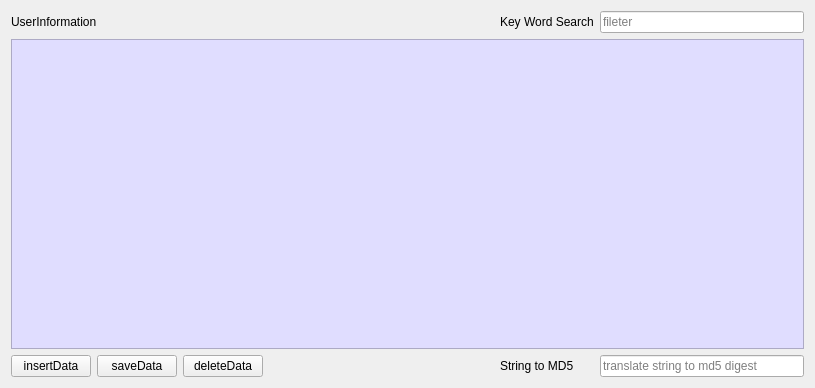
The window that sqldialog.ui (ChepenSmilelife/fse-server) describes before a commit, drawn with Qt 5.
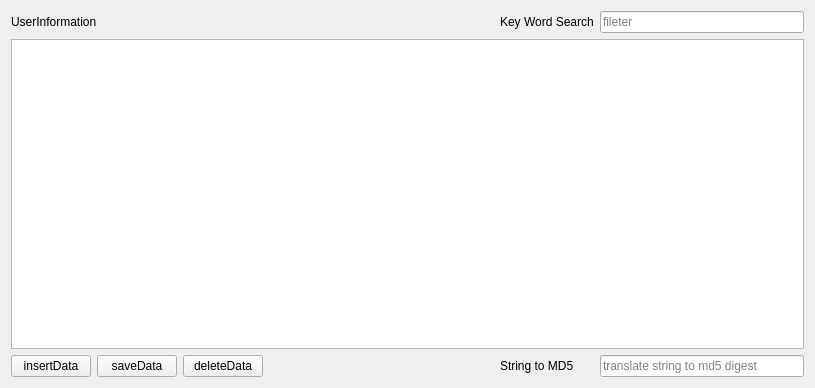
The same window after the commit. Icons and pictures are not drawn.

```diff
--- a/sqldialog.ui
+++ b/sqldialog.ui
@@ -65,7 +65,7 @@
    <item row="1" column="0" colspan="6">
     <widget class="QTableView" name="tableView">
      <property name="styleSheet">
-      <string notr="true">background-color: rgb(224, 221, 255);</string>
+      <string notr="true"/>
      </property>
      <property name="editTriggers">
       <set>QAbstractItemView::AllEditTriggers</set>
```
